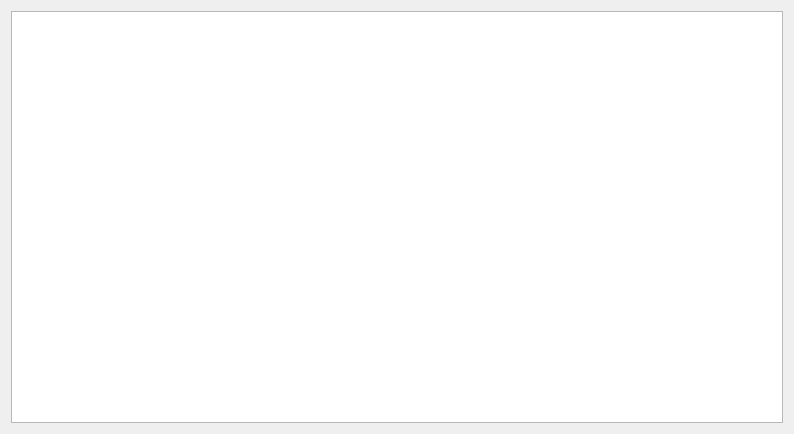
First picture: the form in res/games/showMaps.ui, repository FAForever/client, before the edit.
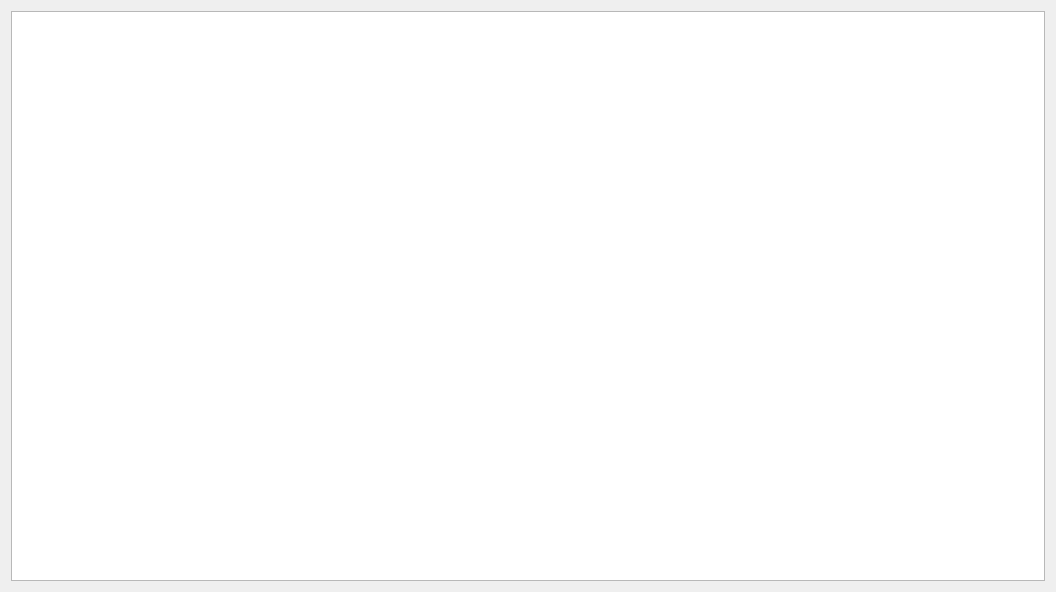
Second picture: the form after the edit.

Commit message: Disable dragging of maps in showMaps.ui

Patch:
```diff
--- a/res/games/showMaps.ui
+++ b/res/games/showMaps.ui
@@ -6,8 +6,8 @@
    <rect>
     <x>0</x>
     <y>0</y>
-    <width>794</width>
-    <height>434</height>
+    <width>1056</width>
+    <height>592</height>
    </rect>
   </property>
   <property name="windowTitle">
@@ -19,6 +19,18 @@
      <property name="dragDropMode">
       <enum>QAbstractItemView::NoDragDrop</enum>
      </property>
+     <property name="selectionMode">
+      <enum>QAbstractItemView::NoSelection</enum>
+     </property>
+     <property name="iconSize">
+      <size>
+       <width>100</width>
+       <height>100</height>
+      </size>
+     </property>
+     <property name="movement">
+      <enum>QListView::Static</enum>
+     </property>
      <property name="resizeMode">
       <enum>QListView::Adjust</enum>
      </property>
```
Left out of the diff: 6 changed lines with no effect on the pictures.
